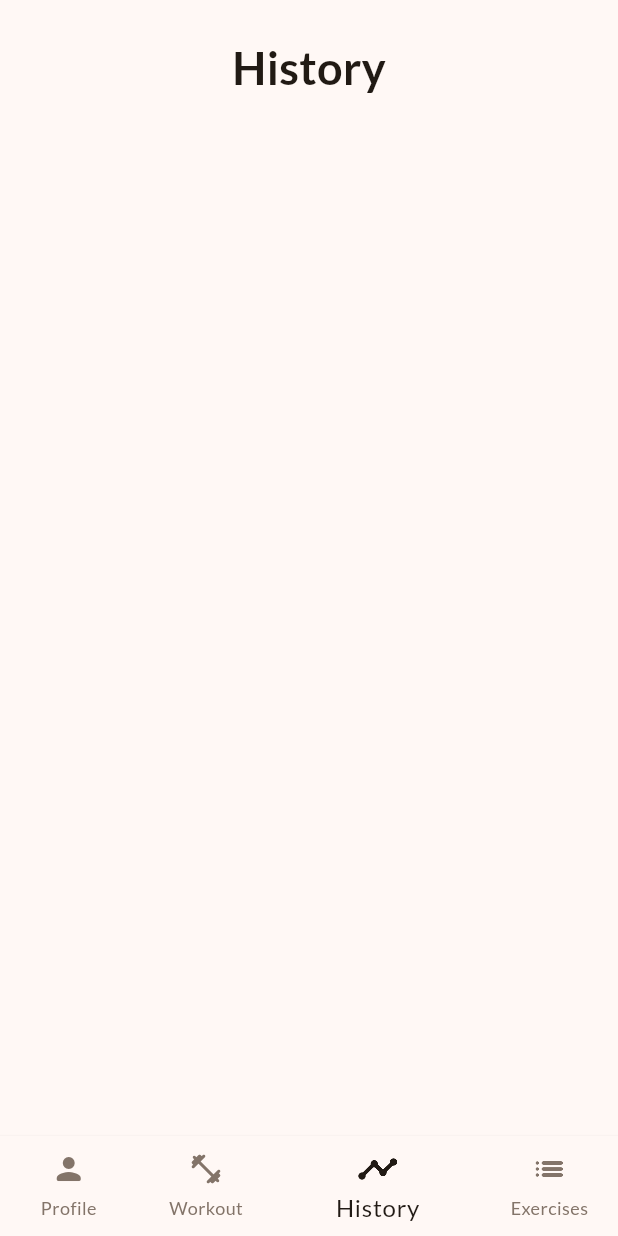
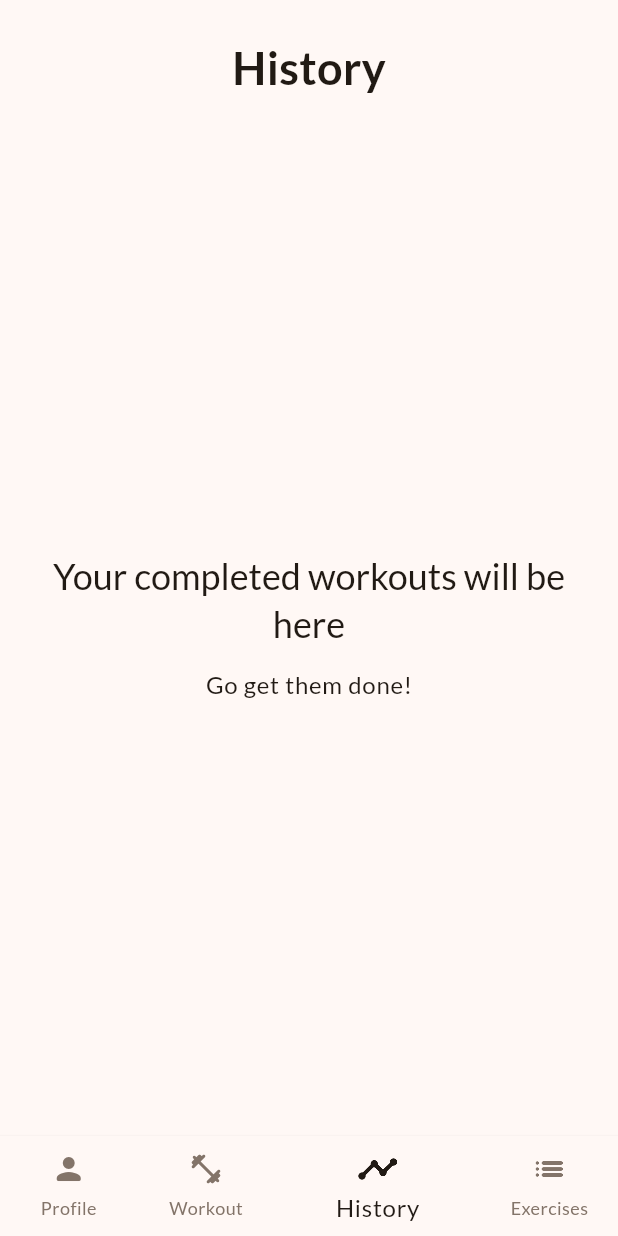
Before and after one commit to kit-g/heart-of-yours, a Flutter app: the HistoryPage screen opened by its route, on a phone screen of 412 x 824 dp. Run offline on Flutter 3.47's test engine with Material 3 defaults, Android fonts, the phone set to English and light mode, and no system bars; our stand-ins replace cloud_firestore, firebase_auth, firebase_core, flutter_colorpicker, go_router, google_sign_in and 1 more; accounts and stored records are empty; generated files the repository leaves out were written again.

Commit message:
feat: history page empty state feat: ability to delete workouts from history

```diff
--- a/lib/presentation/routes/history/page.dart
+++ b/lib/presentation/routes/history/page.dart
@@ -32,6 +32,11 @@ class _HistoryPageState extends State<HistoryPage> with AfterLayoutMixin<History
                     centerTitle: true,
                   ),
                 ),
+                if (history.isEmpty)
+                  const SliverFillRemaining(
+                    child: _EmptyState(),
+                  )
+                else
                   SliverList.builder(
                     itemCount: history.length,
                     itemBuilder: (_, index) {
@@ -52,3 +57,35 @@ class _HistoryPageState extends State<HistoryPage> with AfterLayoutMixin<History
     Workouts.of(context).initHistory();
   }
 }
+
+class _EmptyState extends StatelessWidget {
+  const _EmptyState();
+
+  @override
+  Widget build(BuildContext context) {
+    final L(:emptyHistoryTitle, :emptyHistoryBody) = L.of(context);
+    final ThemeData(:textTheme) = Theme.of(context);
+
+    return Center(
+      child: Padding(
+        padding: const EdgeInsets.all(16),
+        child: Column(
+          mainAxisSize: MainAxisSize.min,
+          mainAxisAlignment: MainAxisAlignment.center,
+          spacing: 12,
+          children: [
+            Text(
+              emptyHistoryTitle,
+              style: textTheme.headlineSmall,
+              textAlign: TextAlign.center,
+            ),
+            Text(
+              emptyHistoryBody,
+              style: textTheme.bodyLarge,
+            ),
+          ],
+        ),
+      ),
+    );
+  }
+}
--- a/lib/presentation/routes/workout.dart
+++ b/lib/presentation/routes/workout.dart
@@ -111,7 +111,7 @@ class _WorkoutPageState extends State<WorkoutPage> {
   }
 
   void _onFinish(BuildContext context, Workouts workouts) {
+    context.goToWorkoutDone(workouts.activeWorkout?.id);
     workouts.finishWorkout();
-    context.goToWorkoutDone(workouts.activeWorkout?.id);
   }
 }
--- a/lib/presentation/widgets/workout_sheet.dart
+++ b/lib/presentation/widgets/workout_sheet.dart
@@ -53,8 +53,8 @@ Future<void> showWorkoutSheet(
                             if (workouts.hasActiveWorkout)
                               PrimaryButton.shrunk(
                                 onPressed: () {
+                                  context.goToWorkoutDone(workouts.activeWorkout?.id);
                                   workouts.finishWorkout();
-                                  context.goToWorkoutDone(workouts.activeWorkout?.id);
                                 },
                                 backgroundColor: theme.colorScheme.primaryContainer,
                                 child: Text(L.of(context).finish),
--- a/shared/heart_language/lib/src/locales.dart
+++ b/shared/heart_language/lib/src/locales.dart
@@ -247,6 +247,30 @@ class L {
     );
   }
 
+  String get edit {
+    return Intl.message(
+      'Edit',
+      name: 'edit',
+      desc: 'Generic label',
+    );
+  }
+
+  String get delete {
+    return Intl.message(
+      'Delete',
+      name: 'delete',
+      desc: 'Generic label',
+    );
+  }
+
+  String get share {
+    return Intl.message(
+      'Share',
+      name: 'share',
+      desc: 'Generic label',
+    );
+  }
+
   String get okBang {
     return Intl.message(
       'Ok!',
@@ -310,6 +334,14 @@ class L {
       other: '$howMany lbs',
       name: 'lbs',
       desc: 'Generic label, pounds',
+    );
+  }
+
+  String get saveAsTemplate {
+    return Intl.message(
+      'Save as template',
+      name: 'saveAsTemplate',
+      desc: 'Workout set option, "save this workout as a template"',
     );
   }
 
@@ -385,6 +417,22 @@ class L {
     );
   }
 
+  String get emptyHistoryTitle {
+    return Intl.message(
+      'Your completed workouts will be here',
+      name: 'emptyHistoryTitle',
+      desc: 'emptyHistoryTitle',
+    );
+  }
+
+  String get emptyHistoryBody {
+    return Intl.message(
+      'Go get them done!',
+      name: 'emptyHistoryBody',
+      desc: 'emptyHistoryBody',
+    );
+  }
+
   String get customThemeColorSetting {
     return Intl.message(
       'Custom theme color',
```
Also changed, not shown: lib/presentation/routes/history/history_item.dart (+90 -4 lines), shared/heart_state/lib/src/workouts.dart (+11 -1 lines). Lines whose indentation alone changed are shown as unchanged.
